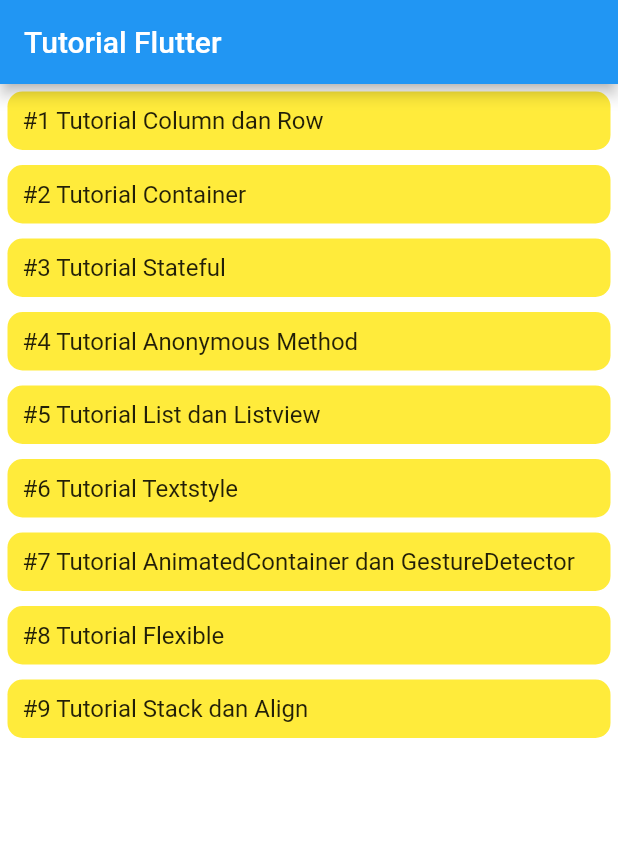
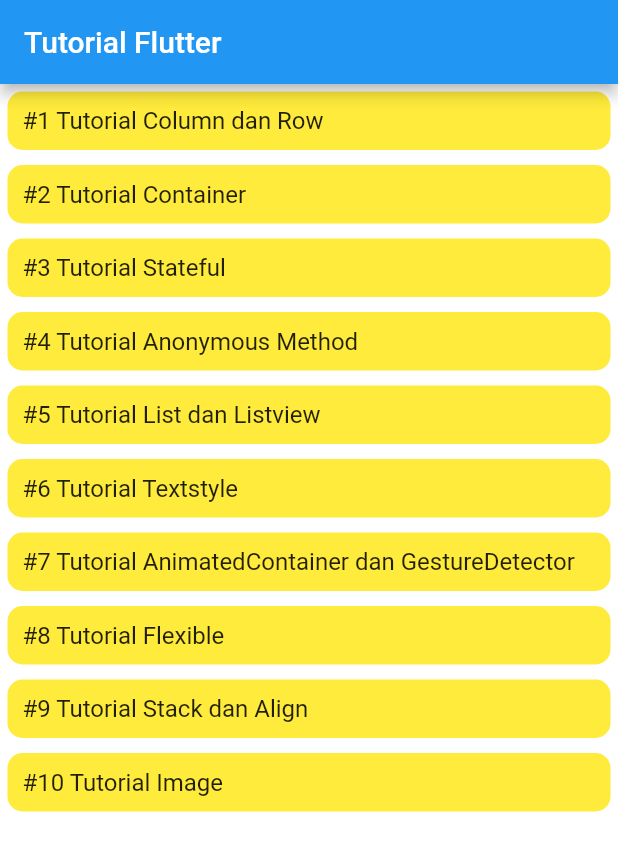
Before and after one commit to syahroel712/tutorial-flutter-pemula, a Flutter app: the screen it shows after launch, on a phone screen of 412 x 824 dp. Shown: the top 851 px of the screen. Run offline on Flutter 3.47's test engine with Material 2 defaults, Android fonts, the phone set to English and light mode, and no system bars.

Commit message:
#10 Image

```diff
--- a/lib/main.dart
+++ b/lib/main.dart
@@ -10,6 +10,7 @@ import 'package:flutter_study/pages/6_textstyle.dart';
 import 'package:flutter_study/pages/7_animatedContainer_gestureDetector.dart';
 import 'package:flutter_study/pages/8_flexible.dart';
 import 'package:flutter_study/pages/9_stack_align.dart';
+import 'package:flutter_study/pages/10_image.dart';
 
 void main() {
   runApp(MyApp());
@@ -27,6 +28,7 @@ class MyApp extends StatelessWidget {
     '/7_animated_container': (_) => AnimatedContainerPage(),
     '/8_flexible': (_) => FlexiblePage(),
     '/9_stack_align': (_) => StackAlignPage(),
+    '/10_image': (_) => ImagePage(),
   };
 
   @override
--- a/lib/pages/home.dart
+++ b/lib/pages/home.dart
@@ -199,6 +199,26 @@ class HomePage extends StatelessWidget {
                         ),
                       ),
                     ),
+                    Container(
+                      margin: EdgeInsets.all(5),
+                      padding: EdgeInsets.all(10),
+                      width: MediaQuery.of(context).size.width,
+                      decoration: BoxDecoration(
+                        borderRadius: BorderRadius.circular(10),
+                        color: Colors.yellow,
+                      ),
+                      child: InkWell(
+                        onTap: () {
+                          Navigator.pushNamed(context, '/10_image');
+                        },
+                        child: Text(
+                          '#10 Tutorial Image',
+                          style: TextStyle(
+                            fontSize: 16,
+                          ),
+                        ),
+                      ),
+                    ),
                   ],
                 ),
               ],
--- a/pubspec.yaml
+++ b/pubspec.yaml
@@ -45,8 +45,8 @@ flutter:
   uses-material-design: true
 
   # To add assets to your application, add an assets section, like this:
-  # assets:
-  #   - images/a_dot_burr.jpeg
+  assets:
+    - assets/images/
   #   - images/a_dot_ham.jpeg
 
   # An image asset can refer to one or more resolution-specific "variants", see
```
Also changed, not shown: lib/pages/10_image.dart (added, +51 -0 lines), assets/images/foto.jpg (added).
